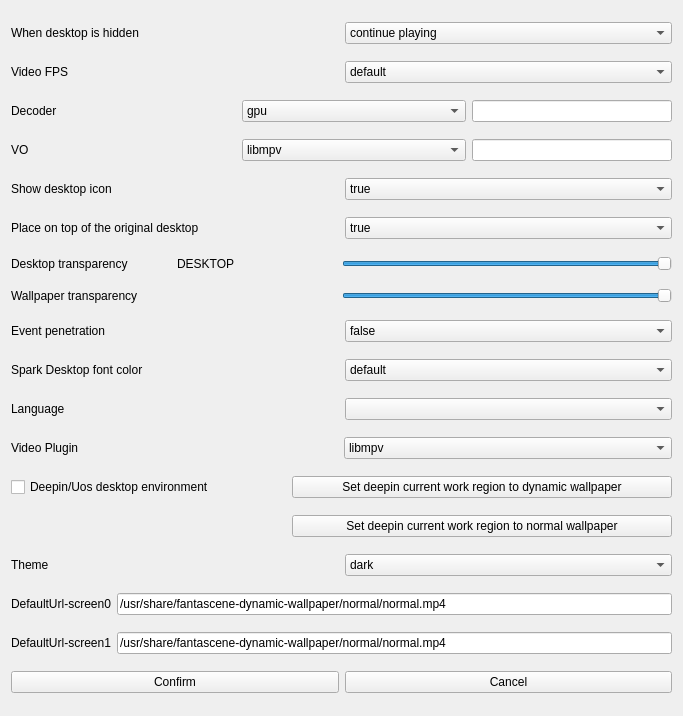
dependon/fantascene-dynamic-wallpaper, file src/moresetting.ui: the form before one commit.
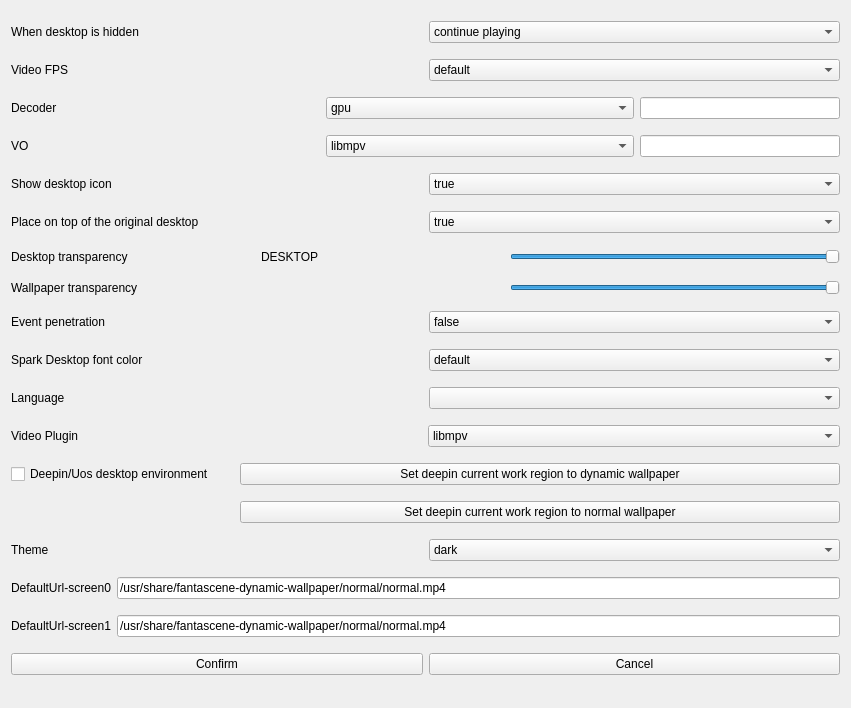
The form after the commit.

Patch:
```diff
--- a/src/moresetting.ui
+++ b/src/moresetting.ui
@@ -6,8 +6,8 @@
    <rect>
     <x>0</x>
     <y>0</y>
-    <width>683</width>
-    <height>716</height>
+    <width>851</width>
+    <height>708</height>
    </rect>
   </property>
   <property name="windowTitle">
@@ -571,10 +571,16 @@
       <widget class="QPushButton" name="setWorkPaper">
        <property name="minimumSize">
         <size>
-         <width>380</width>
+         <width>600</width>
          <height>0</height>
         </size>
        </property>
+       <property name="maximumSize">
+        <size>
+         <width>600</width>
+         <height>16777215</height>
+        </size>
+       </property>
        <property name="text">
         <string>Set deepin current work region to dynamic wallpaper</string>
        </property>
@@ -601,10 +607,16 @@
       <widget class="QPushButton" name="setWorkPaper_2">
        <property name="minimumSize">
         <size>
-         <width>380</width>
+         <width>600</width>
          <height>0</height>
         </size>
        </property>
+       <property name="maximumSize">
+        <size>
+         <width>600</width>
+         <height>16777215</height>
+        </size>
+       </property>
        <property name="text">
         <string>Set deepin current work region to normal wallpaper</string>
        </property>
```
Left out of the diff: 6 changed lines with no effect on the pictures.
